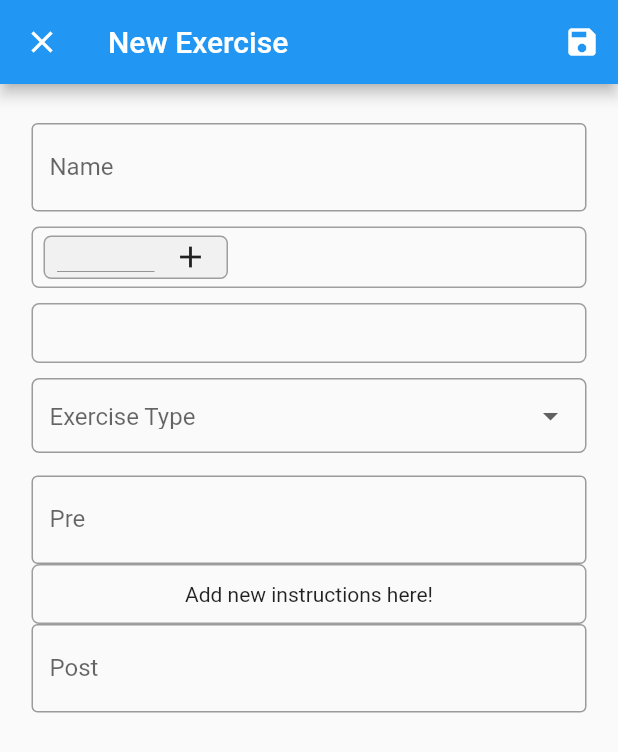
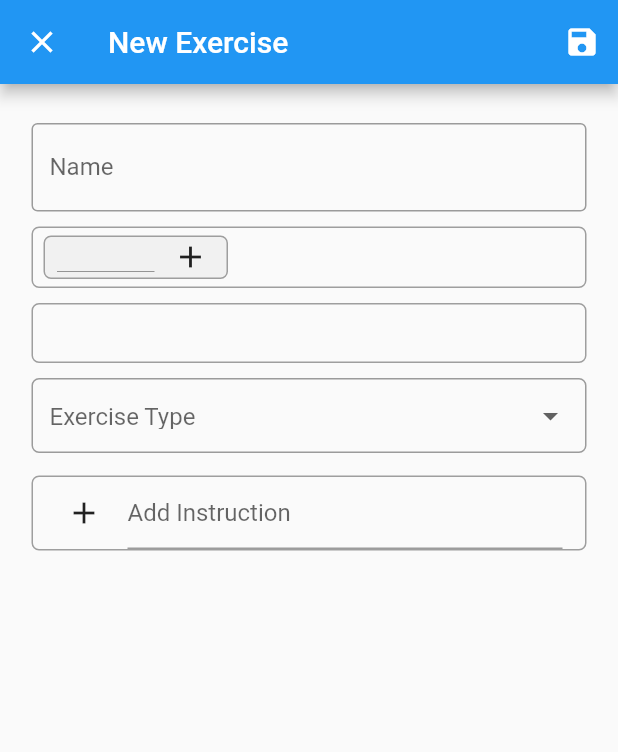
Before and after one commit to fwindolf/stronk, a Flutter app: the ExerciseEditScreen screen opened by its route, on a phone screen of 412 x 824 dp. Shown: the top 752 px of the screen. Run offline on Flutter 3.47's test engine with Material 2 defaults, Android fonts, the phone set to English and light mode, and no system bars; our stand-ins replace cloud_firestore, firebase_auth, firebase_core, flutter_hooks, flutter_riverpod, flutter_speed_dial and 3 more; accounts and stored records are empty; Roboto replaces fonts that are missing (Hind); statements that could not run were skipped.

Commit message:
Added logic to add and reorder instructions

```diff
--- a/lib/app/exercises/instruction_field.dart
+++ b/lib/app/exercises/instruction_field.dart
@@ -2,6 +2,114 @@ import 'package:flutter/material.dart';
 import 'package:flutter_hooks/flutter_hooks.dart';
 import 'package:stronk/models/exercise/instruction.dart';
 import 'package:stronk/util/validation.dart';
+
+class EditableInstructionItem extends HookWidget {
+  final ValidationItem<List<Instruction>> state;
+  final Function(List<Instruction>) updateState;
+
+  const EditableInstructionItem({required this.state, required this.updateState});
+
+  void addInstruction(String text) {
+    final instruction = Instruction(text: text);
+    final instructions = state.value ?? [];
+    updateState(instructions..add(instruction));
+  }
+
+  @override
+  Widget build(BuildContext context) {
+    final controller = useTextEditingController();
+    return Container(
+      height: 50,
+      decoration: BoxDecoration(
+        border: Border.all(
+            color: Colors.grey.shade500, // set border color
+            width: 1.0), // set border width
+        borderRadius: BorderRadius.all(Radius.circular(5.0)), // set rounded corner radius
+      ),
+      child: Padding(
+        padding: const EdgeInsets.only(left: 10.0, right: 10.0),
+        child: Row(
+          mainAxisAlignment: MainAxisAlignment.spaceBetween,
+          children: [
+            IconButton(
+              icon: Icon(
+                Icons.add,
+              ),
+              onPressed: () {
+                addInstruction(controller.text);
+                controller.clear();
+              },
+            ),
+            Flexible(
+              fit: FlexFit.loose,
+              child: Padding(
+                padding: const EdgeInsets.symmetric(horizontal: 5.0),
+                child: TextField(
+                  controller: controller,
+                  decoration: InputDecoration(hintText: "Add Instruction", errorText: state.error),
+                  onSubmitted: (value) {
+                    addInstruction(value);
+                    controller.clear();
+                  },
+                ),
+              ),
+            ),
+          ],
+        ),
+      ),
+    );
+  }
+}
+
+class InstructionItem extends StatelessWidget {
+  final int index;
+  final Instruction instruction;
+  final Function(Instruction) remove;
+
+  InstructionItem({required this.index, required this.instruction, required this.remove})
+      : super(key: ValueKey(index));
+
+  @override
+  Widget build(BuildContext context) {
+    return Container(
+      decoration: BoxDecoration(
+        border: Border.all(
+            color: Colors.grey.shade500, // set border color
+            width: 1.0), // set border width
+        borderRadius: BorderRadius.all(Radius.circular(5.0)), // set rounded corner radius
+      ),
+      child: Padding(
+        padding: const EdgeInsets.only(left: 10.0, right: 10.0),
+        child: Row(
+          mainAxisAlignment: MainAxisAlignment.spaceBetween,
+          children: [
+            Container(
+              decoration: BoxDecoration(
+                shape: BoxShape.circle,
+                color: Colors.grey,
+              ),
+              child: Padding(
+                padding: const EdgeInsets.all(10.0),
+                child: Text(
+                  (index + 1).toString(),
+                  style: TextStyle(color: Colors.white),
+                ),
+              ),
+            ),
+            Padding(
+              padding: const EdgeInsets.symmetric(horizontal: 15.0),
+              child: Text(instruction.text),
+            ),
+            IconButton(
+              icon: Icon(Icons.delete_outline),
+              onPressed: () => remove(instruction),
+            ),
+          ],
+        ),
+      ),
+    );
+  }
+}
 
 class InstructionField extends HookWidget {
   final ValidationItem<List<Instruction>> state;
@@ -9,56 +117,43 @@ class InstructionField extends HookWidget {
 
   const InstructionField({required this.state, required this.updateState});
 
-  Widget _buildInstruction(Instruction instruction) {
-    return Center(child: Text(instruction.text));
+  void removeInstruction(Instruction instruction) {
+    final instructions = state.value;
+    if (instructions != null) {
+      updateState(instructions.where((el) => el != instruction).toList());
+    }
   }
 
-  Widget _buildPlaceholder() {
-    return Center(child: Text("Add new instructions here!"));
+  void moveInstruction(oldIndex, newIndex) {
+    final instructions = List<Instruction>.from(state.value!);
+    instructions.insert(newIndex, instructions.removeAt(oldIndex));
+    updateState(instructions);
   }
 
   @override
   Widget build(BuildContext context) {
-    final preController = useTextEditingController(text: "");
-    final postController = useTextEditingController(text: "");
-
     return Column(
+      mainAxisSize: MainAxisSize.min,
       children: [
-        TextField(
-          decoration: InputDecoration(
-            labelText: "Pre",
-            errorText: state.error,
-            border: OutlineInputBorder(),
+        if (state.value?.isNotEmpty ?? false)
+          Flexible(
+            child: Container(
+              width: double.infinity,
+              child: ReorderableListView.builder(
+                shrinkWrap: true,
+                itemBuilder: (_, index) => InstructionItem(
+                  index: index,
+                  instruction: state.value![index],
+                  remove: removeInstruction,
+                ),
+                itemCount: state.value!.length,
+                onReorder: moveInstruction,
+              ),
+            ),
           ),
-          textInputAction: TextInputAction.next,
-          controller: preController,
-          // onChanged: (value) => updateState(),
-        ),
-        Container(
-          width: double.infinity,
-          decoration: BoxDecoration(
-            border: Border.all(
-                color: Colors.grey.shade500, // set border color
-                width: 1.0), // set border width
-            borderRadius: BorderRadius.all(Radius.circular(5.0)), // set rounded corner radius
-          ),
-          constraints: BoxConstraints(minHeight: 40),
-          child: state.value?.isEmpty ?? true
-              ? _buildPlaceholder()
-              : ListView.builder(
-                  itemBuilder: (_, index) => _buildInstruction(state.value![index]),
-                  itemCount: state.value!.length,
-                ),
-        ),
-        TextField(
-          decoration: InputDecoration(
-            labelText: "Post",
-            errorText: state.error,
-            border: OutlineInputBorder(),
-          ),
-          textInputAction: TextInputAction.next,
-          controller: postController,
-          // onChanged: (value) => updateState(),
+        EditableInstructionItem(
+          state: state,
+          updateState: updateState,
         ),
       ],
     );
```
